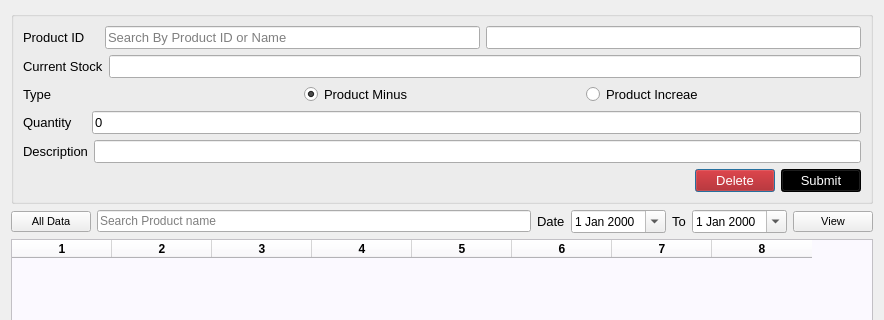
First picture: the form in ui/productadjustment.ui, repository ansarul543/pos-inventory, before the edit; both pictures show x 0 to 884 and y 0 to 320 of the 884 by 520 pixel window.
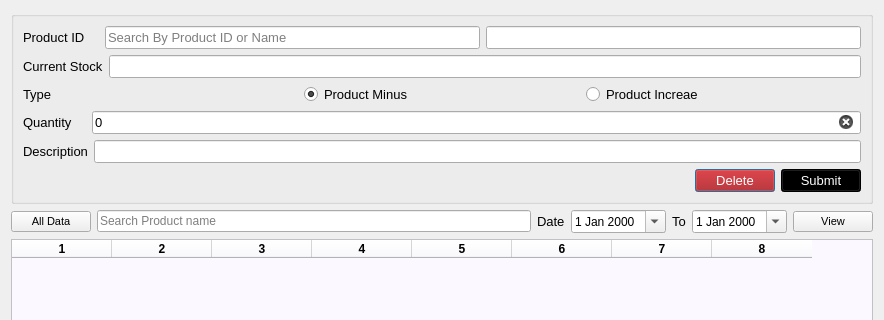
Second picture: the form after the edit.

```diff
--- a/ui/productadjustment.ui
+++ b/ui/productadjustment.ui
@@ -163,6 +163,9 @@
             <property name="text">
              <string>0</string>
             </property>
+            <property name="clearButtonEnabled">
+             <bool>true</bool>
+            </property>
            </widget>
           </item>
          </layout>
```
Left out of the diff: 9 changed lines with no effect on the pictures.
